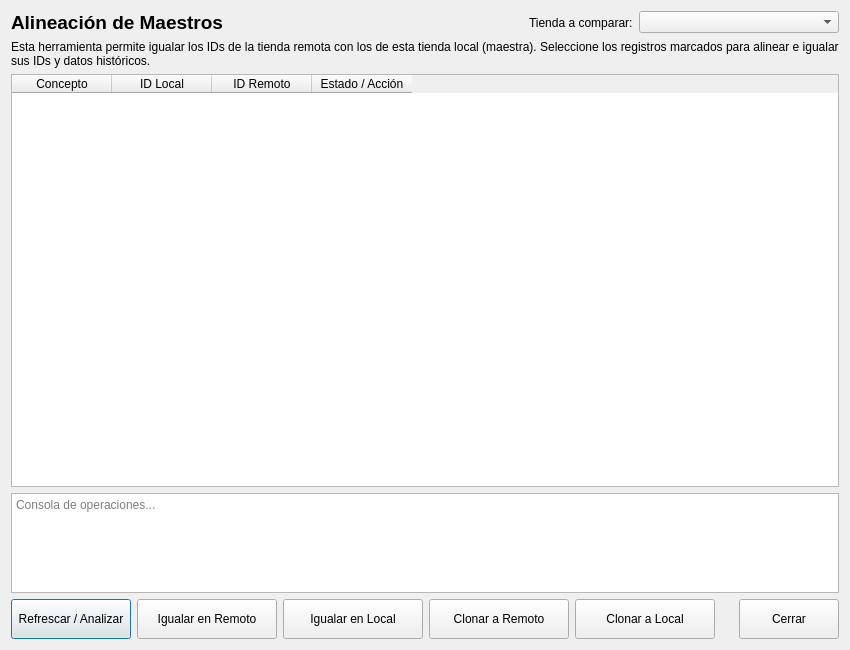
Above: saneadorglobal.ui from Ladis72/tienda before the change. Below: the same form after it.
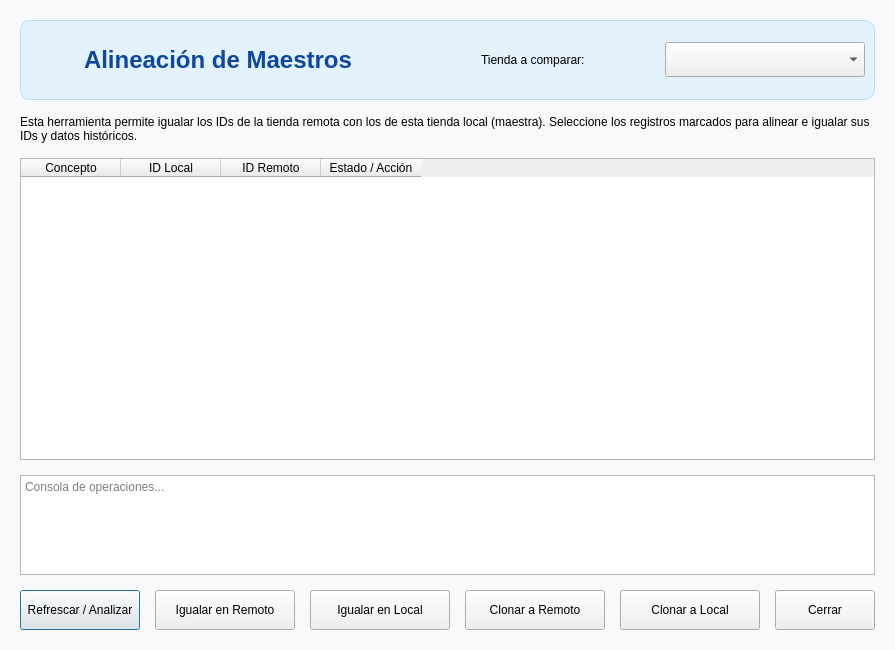
That is the form after the change. Icons and pictures are not drawn.

The edit to the form file:
```diff
--- a/saneadorglobal.ui
+++ b/saneadorglobal.ui
@@ -13,37 +13,83 @@
   <property name="windowTitle">
    <string>Saneador Maestro Global - Alineación Multi-Tienda</string>
   </property>
+  <property name="styleSheet">
+   <string notr="true">QDialog { background-color: #f8f9fa; }</string>
+  </property>
   <layout class="QVBoxLayout" name="verticalLayout">
+   <property name="spacing">
+    <number>15</number>
+   </property>
+   <property name="leftMargin">
+    <number>20</number>
+   </property>
+   <property name="topMargin">
+    <number>20</number>
+   </property>
+   <property name="rightMargin">
+    <number>20</number>
+   </property>
+   <property name="bottomMargin">
+    <number>20</number>
+   </property>
    <item>
-    <layout class="QHBoxLayout" name="headerLayout">
+    <widget class="QFrame" name="headerFrame">
+     <property name="minimumSize">
+      <size>
+       <width>0</width>
+       <height>80</height>
+      </size>
+     </property>
+     <property name="styleSheet">
+      <string notr="true">QFrame#headerFrame {
+    background-color: #e3f2fd;
+    border-radius: 10px;
+    border: 1px solid #bbdefb;
+}</string>
+     </property>
+     <layout class="QHBoxLayout" name="horizontalLayoutHeader">
+      <item>
+       <widget class="QLabel" name="labelIcono">
+        <property name="maximumSize">
+         <size>
+          <width>48</width>
+          <height>48</height>
+         </size>
+        </property>
+        <property name="pixmap">
+         <pixmap>../iconos/saneador.png</pixmap>
+        </property>
+        <property name="scaledContents">
+         <bool>true</bool>
+        </property>
+       </widget>
+      </item>
      <item>
       <widget class="QLabel" name="labelTitle">
        <property name="font">
         <font>
-         <pointsize>14</pointsize>
-         <weight>75</weight>
+          <pointsize>18</pointsize>
          <bold>true</bold>
         </font>
        </property>
+        <property name="styleSheet">
+         <string notr="true">color: #0d47a1;</string>
+        </property>
        <property name="text">
         <string>Alineación de Maestros</string>
        </property>
       </widget>
      </item>
      <item>
-      <spacer name="horizontalSpacer_2">
+       <spacer name="horizontalSpacerHeader">
        <property name="orientation">
-        <enum>Qt::Horizontal</enum>
-       </property>
-       <property name="sizeHint" stdset="0">
-        <size>
-         <width>40</width>
-         <height>20</height>
-        </size>
+         <enum>Qt::Orientation::Horizontal</enum>
        </property>
       </spacer>
      </item>
      <item>
+       <layout class="QHBoxLayout" name="layoutTiendaSelector">
+        <item>
       <widget class="QLabel" name="label_3">
        <property name="text">
         <string>Tienda a comparar:</string>
@@ -55,12 +101,15 @@
        <property name="minimumSize">
         <size>
          <width>200</width>
-         <height>0</height>
+            <height>35</height>
         </size>
        </property>
       </widget>
      </item>
     </layout>
+      </item>
+     </layout>
+    </widget>
    </item>
    <item>
     <widget class="QLabel" name="labelInfo">
```
Left out of the diff: 2 changed lines with no effect on the pictures. Lines whose indentation alone changed are shown as unchanged.
